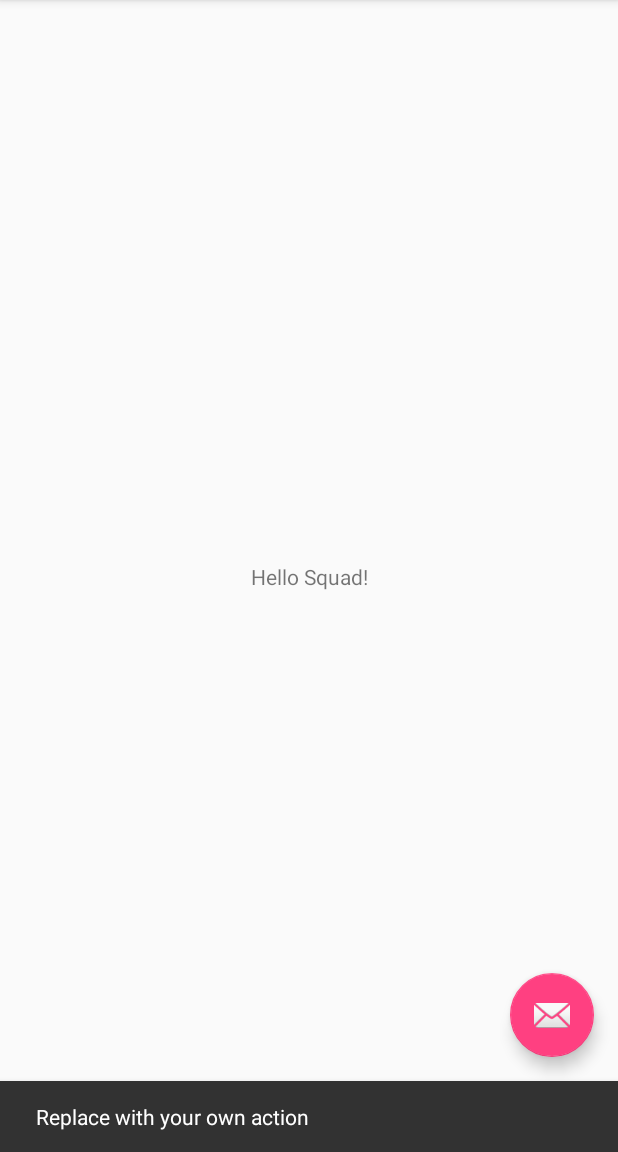
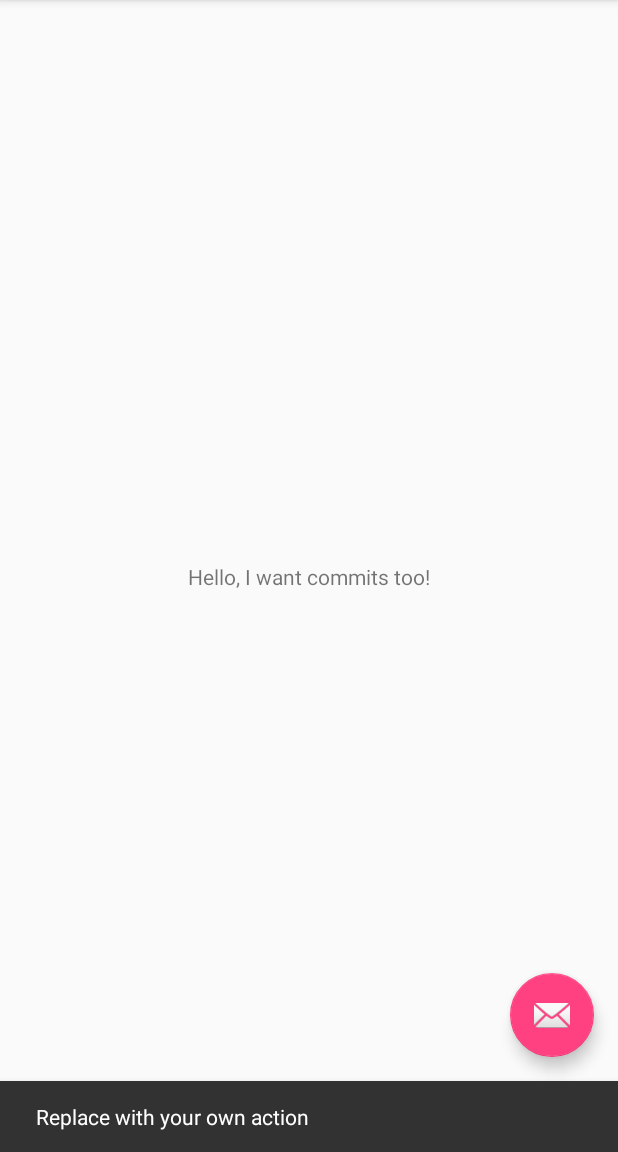
Before and after one commit to shogunatealex/capstone-three-triangles, an Android app: the screen it shows after launch (MainActivity), after a tap on an icon or button, on a phone screen of 412 x 824 dp, the part 84-1236 px from its top. Run offline under Robolectric (Android 15) with nearby library versions, the phone set to English and light mode, and no system bars.

Commit message:
I wanna play

```diff
--- a/app/src/main/res/layout/content_main.xml
+++ b/app/src/main/res/layout/content_main.xml
@@ -11,7 +11,7 @@
     <TextView
         android:layout_width="wrap_content"
         android:layout_height="wrap_content"
-        android:text="Hello Squad!"
+        android:text="Hello, I want commits too!"
         app:layout_constraintBottom_toBottomOf="parent"
         app:layout_constraintLeft_toLeftOf="parent"
         app:layout_constraintRight_toRightOf="parent"
```
